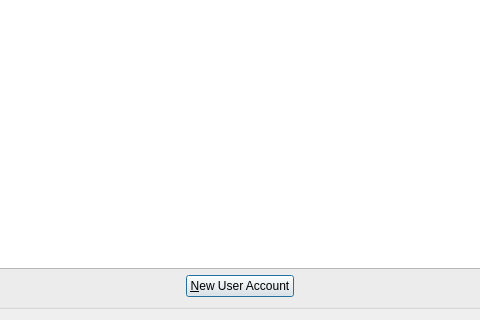
Before: the Qt Designer form Client/qtTeamTalk/useraccounts.ui in BearWare/TeamTalk5, drawn with Qt 5; both pictures show x 168 to 648 and y 280 to 600 of the 815 by 600 pixel window.
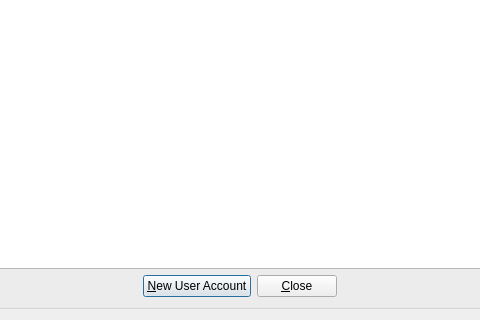
After: the same form once the commit is applied. Custom widgets are drawn as their Qt base class.

Commit message: Add "Close" button to all dialogs

```diff
--- a/Client/qtTeamTalk/useraccounts.ui
+++ b/Client/qtTeamTalk/useraccounts.ui
@@ -71,6 +71,13 @@
            </property>
           </widget>
          </item>
+         <item>
+          <widget class="QPushButton" name="closeBtn">
+           <property name="text">
+            <string>&amp;Close</string>
+           </property>
+          </widget>
+         </item>
          <item>
           <spacer name="horizontalSpacer_2">
            <property name="orientation">
```
The commit also changes 13 other files.
